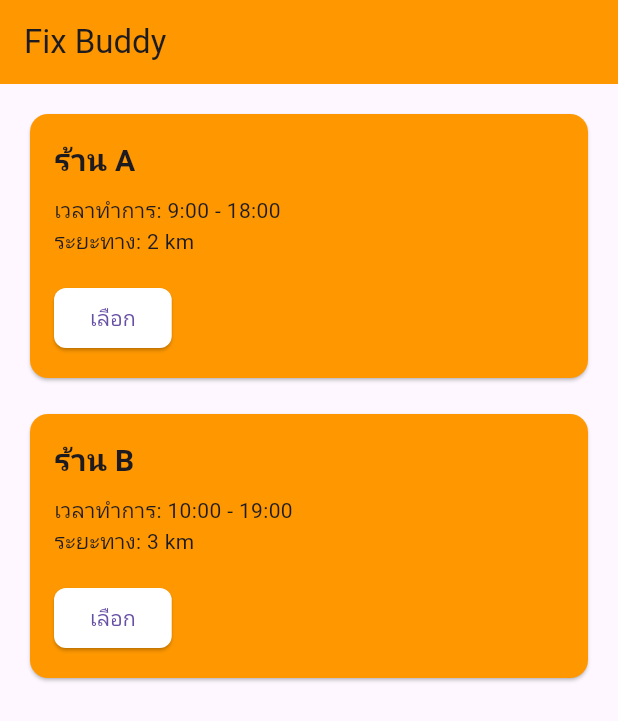
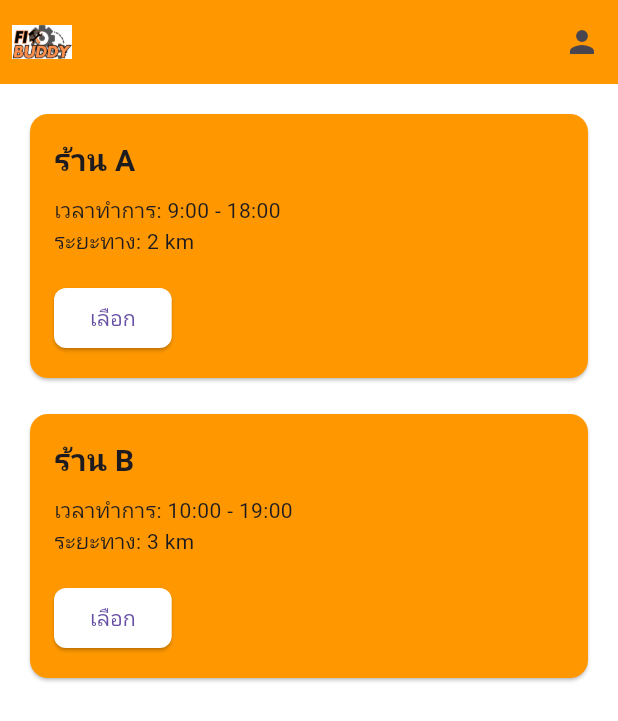
Before and after one commit to Samza00859/Fix-Buddy-App, a Flutter app: the screen it shows after launch, after a tap on "เข้าสู่ระบบ", on a phone screen of 412 x 824 dp. Shown: the top 721 px of the screen. Run offline on Flutter 3.47's test engine with Material 3 defaults, Android fonts, the phone set to English and light mode, and no system bars.

Commit message:
Add profile, logout, Register

```diff
--- a/lib/main.dart
+++ b/lib/main.dart
@@ -36,16 +36,46 @@ class _MainScreenState extends State<MainScreen> {
     setState(() {
       _isLoggedIn = true;
     });
+    Navigator.pushReplacement(
+      context,
+      MaterialPageRoute(builder: (context) => const Home()),
+    );
   }
 
   @override
   Widget build(BuildContext context) {
     return Scaffold(
-      appBar: AppBar(
-        title: const Text('Fix Buddy'),
-        backgroundColor: Colors.orange,
+      appBar: PreferredSize(
+        preferredSize: const Size.fromHeight(80.0), // กำหนดความสูงของ AppBar
+        child: AppBar(
+          backgroundColor: Colors.orange,
+          leading: Padding(
+            padding: const EdgeInsets.all(5.0),
+            child: SizedBox(
+              width: 60, // กำหนดความกว้างของรูปภาพ
+              height: 60, // กำหนดความสูงของรูปภาพ
+              child: Image.asset(
+                  'assets/image/FixBuddy.png'), // เพิ่มรูปภาพที่ซ้ายสุด
+            ),
+          ),
+        ),
       ),
-      body: _isLoggedIn ? const Home() : Login(onLogin: _login),
+      body: Container(
+        color: Colors.white, // เปลี่ยนพื้นหลังเป็นสีขาว
+        child: Navigator(
+          onGenerateRoute: (RouteSettings settings) {
+            Widget page;
+            switch (settings.name) {
+              case '/':
+                page = _isLoggedIn ? const Home() : Login(onLogin: _login);
+                break;
+              default:
+                page = _isLoggedIn ? const Home() : Login(onLogin: _login);
+            }
+            return MaterialPageRoute(builder: (context) => page);
+          },
+        ),
+      ),
     );
   }
 }
--- a/lib/page/Home.dart
+++ b/lib/page/Home.dart
@@ -1,13 +1,45 @@
 import 'package:flutter/material.dart';
 import 'queue.dart'; // นำเข้าไฟล์ queue.dart
 import 'contact.dart'; // นำเข้าไฟล์ contact.dart
+import 'profile.dart'; // นำเข้าไฟล์ profile.dart
 
 class Home extends StatelessWidget {
   const Home({super.key});
 
   @override
   Widget build(BuildContext context) {
-    return ListView(
+    return Scaffold(
+      appBar: AppBar(
+        backgroundColor: Colors.orange,
+        leading: Padding(
+          padding: const EdgeInsets.all(8.0),
+          child: SizedBox(
+            width: 40, // กำหนดความกว้างของรูปภาพ
+            height: 40, // กำหนดความสูงของรูปภาพ
+            child: Image.asset(
+                'assets/image/FixBuddy.png'), // เพิ่มรูปภาพที่ซ้ายสุด
+          ),
+        ),
+        actions: [
+          IconButton(
+            icon: const Icon(Icons.person),
+            onPressed: () {
+              Navigator.push(
+                context,
+                MaterialPageRoute(
+                  builder: (context) => const Profile(
+                    username: 'ชื่อผู้ใช้', // แทนที่ด้วยข้อมูลจริง
+                    email: 'email@example.com', // แทนที่ด้วยข้อมูลจริง
+                  ),
+                ),
+              );
+            },
+          ),
+        ],
+      ),
+      body: Container(
+        color: Colors.white, // เปลี่ยนพื้นหลังเป็นสีขาว
+        child: ListView(
           padding: const EdgeInsets.all(16.0),
           children: const [
             ShopCard(
@@ -26,6 +58,8 @@ class Home extends StatelessWidget {
               line: '@fixbuddyB',
             ),
           ],
+        ),
+      ),
     );
   }
 }
@@ -78,7 +112,6 @@ class _ShopCardState extends State<ShopCard> {
               },
               style: ElevatedButton.styleFrom(
                 backgroundColor: Colors.white, // สีพื้นหลังของปุ่ม
-                // onPrimary: Colors.orange, // สีของข้อความในปุ่ม
                 shape: RoundedRectangleBorder(
                   borderRadius: BorderRadius.circular(8.0),
                 ),
--- a/lib/page/login.dart
+++ b/lib/page/login.dart
@@ -1,9 +1,10 @@
 import 'package:flutter/material.dart';
+import 'package:fixbuddy/page/Register.dart'; // เพิ่มการนำเข้าไฟล์ Register.dart
 
 class Login extends StatefulWidget {
   final VoidCallback onLogin;
 
-  const Login({required this.onLogin, super.key});
+  const Login({super.key, required this.onLogin});
 
   @override
   _LoginState createState() => _LoginState();
@@ -16,33 +17,36 @@ class _LoginState extends State<Login> {
 
   @override
   Widget build(BuildContext context) {
-    return Center(
+    return Scaffold(
+      body: Center(
         child: Container(
           padding: const EdgeInsets.all(16.0),
-        width: 300,
+          margin: const EdgeInsets.all(16.0), // เว้นขอบ
           decoration: BoxDecoration(
-          color: Colors.white,
-          borderRadius: BorderRadius.circular(10.0),
-          boxShadow: [
-            BoxShadow(
-              color: Colors.grey.withOpacity(0.5),
-              spreadRadius: 5,
-              blurRadius: 7,
-              offset: const Offset(0, 3),
-            ),
-          ],
+            color: Colors.orange, // พื้นหลังสีส้ม
+            borderRadius: BorderRadius.circular(8.0), // มุมโค้งมน
           ),
           child: Column(
             mainAxisSize: MainAxisSize.min,
-          children: <Widget>[
+            mainAxisAlignment: MainAxisAlignment.center,
+            children: [
               TextField(
                 controller: _usernameController,
-              decoration: const InputDecoration(labelText: 'Username'),
+                decoration: const InputDecoration(
+                  labelText: 'ชื่อผู้ใช้',
+                  filled: true,
+                  fillColor: Colors.white, // สีพื้นหลังของช่องกรอก
+                  border: OutlineInputBorder(), // ขอบของช่องกรอก
                 ),
+              ),
+              const SizedBox(height: 20),
               TextField(
                 controller: _passwordController,
                 decoration: InputDecoration(
-                labelText: 'Password',
+                  labelText: 'รหัสผ่าน',
+                  filled: true,
+                  fillColor: Colors.white, // สีพื้นหลังของช่องกรอก
+                  border: const OutlineInputBorder(), // ขอบของช่องกรอก
                   suffixIcon: IconButton(
                     icon: Icon(
                       _obscureText ? Icons.visibility : Icons.visibility_off,
@@ -61,7 +65,20 @@ class _LoginState extends State<Login> {
                 onPressed: widget.onLogin,
                 child: const Text('เข้าสู่ระบบ'),
               ),
+              const SizedBox(height: 20), // เพิ่มช่องว่างระหว่างปุ่ม
+              ElevatedButton(
+                onPressed: () {
+                  Navigator.push(
+                    context,
+                    MaterialPageRoute(
+                      builder: (context) => const Register(),
+                    ),
+                  );
+                },
+                child: const Text('Register'),
+              ),
             ],
+          ),
         ),
       ),
     );
```
Also changed, not shown: lib/page/Register.dart (added, +106 -0 lines), lib/page/profile.dart (added, +62 -0 lines). Lines whose indentation alone changed are shown as unchanged.
